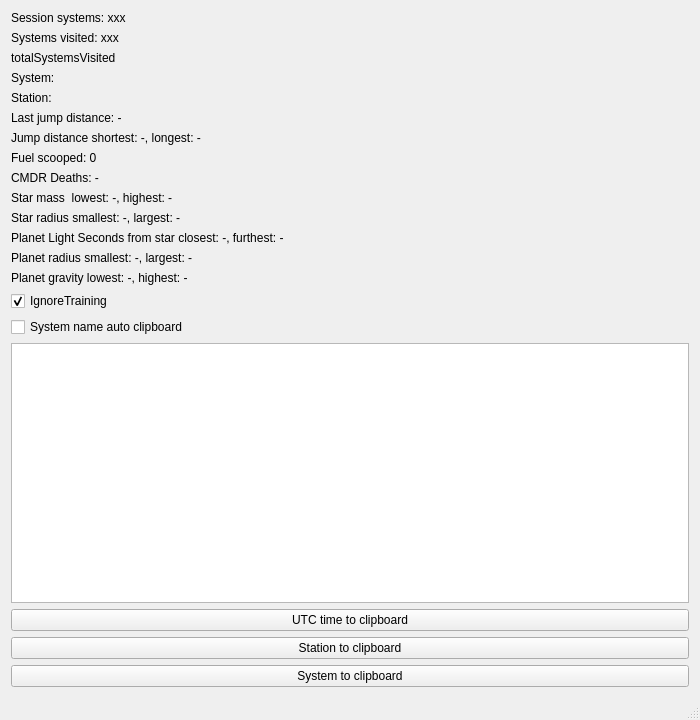
First picture: the form in mainwindow.ui, repository SnakeManPMC/elite-EliteLog, before the edit.
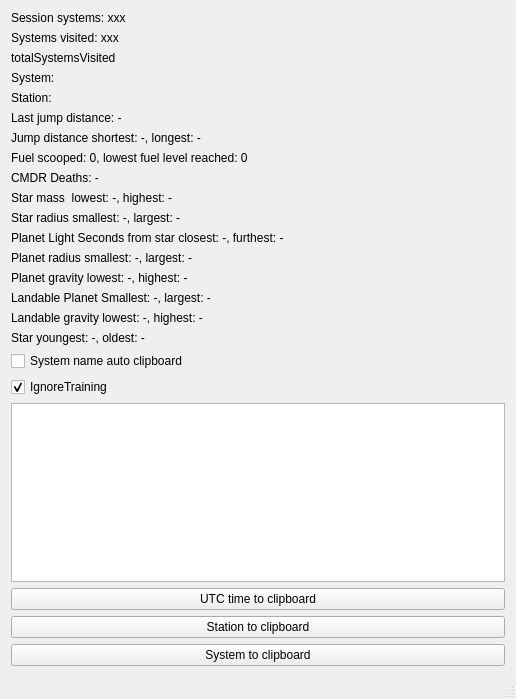
Second picture: the form after the edit.

Commit message: v1.1.1 - added comments to cfg file haha - gravity ingame 1.54G but journal 15.0513, fixed (/100 thing) - added smallest landable planet highscore, what I've always been hunting for :) - added largest landable planet highscore - added lowest gravity landable planet highscore - added highest gravity landable planet highscore - added youngest star highscore - added oldest star highscore - added lowest fuel level reached highscore

The edit to the form file:
```diff
--- a/mainwindow.ui
+++ b/mainwindow.ui
@@ -6,8 +6,8 @@
    <rect>
     <x>0</x>
     <y>0</y>
-    <width>700</width>
-    <height>720</height>
+    <width>516</width>
+    <height>699</height>
    </rect>
   </property>
   <property name="windowTitle">
@@ -67,7 +67,7 @@
     <item>
      <widget class="QLabel" name="FuelScoopedTotal">
       <property name="text">
-       <string>Fuel scooped: 0</string>
+       <string>Fuel scooped: 0, lowest fuel level reached: 0</string>
       </property>
      </widget>
     </item>
@@ -113,6 +113,34 @@
       </property>
      </widget>
     </item>
+    <item>
+     <widget class="QLabel" name="LandableRadiusRecords">
+      <property name="text">
+       <string>Landable Planet Smallest: -, largest: -</string>
+      </property>
+     </widget>
+    </item>
+    <item>
+     <widget class="QLabel" name="LandableGravityRecords">
+      <property name="text">
+       <string>Landable gravity lowest: -, highest: -</string>
+      </property>
+     </widget>
+    </item>
+    <item>
+     <widget class="QLabel" name="Age_MYRecords">
+      <property name="text">
+       <string>Star youngest: -, oldest: -</string>
+      </property>
+     </widget>
+    </item>
+    <item>
+     <widget class="QCheckBox" name="SysNamAutoClipboard">
+      <property name="text">
+       <string>System name auto clipboard</string>
+      </property>
+     </widget>
+    </item>
     <item>
      <widget class="QCheckBox" name="IgnoreTraining">
       <property name="text">
@@ -123,13 +151,6 @@
       </property>
      </widget>
     </item>
-    <item>
-     <widget class="QCheckBox" name="SysNamAutoClipboard">
-      <property name="text">
-       <string>System name auto clipboard</string>
-      </property>
-     </widget>
-    </item>
     <item>
      <widget class="QTextEdit" name="textEdit"/>
     </item>
```
Left out of the diff: 2 changed lines with no effect on the pictures. The commit also changes 2 other files.
